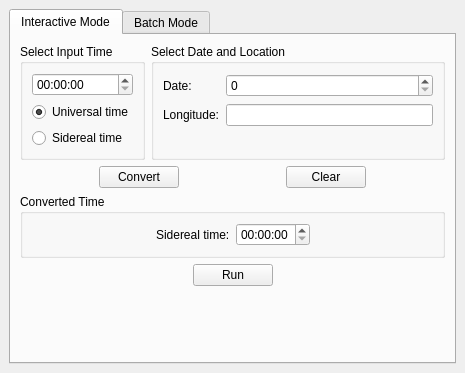
KDE/kstars, file kstars/tools/modcalcsidtime.ui: the form before one commit.
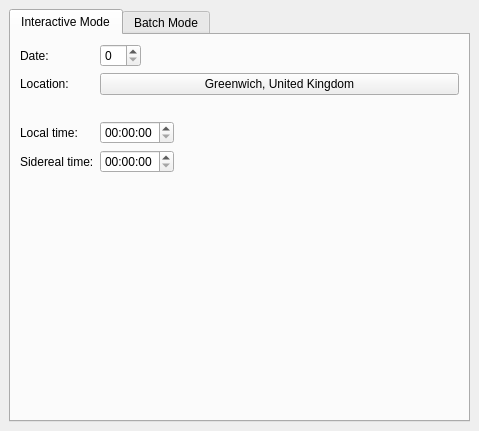
The form after the commit. Custom widgets are drawn as their Qt base class.

Commit message: First commit of a simplified calculator module: the Sidereal time module.  The major change is that there's no "Compute" or "Clear" buttons anymore; changing any of the data fields automatically updates the output data field.  In the case of this module, you can actually modify either the Local time or Sidereal time, and it will adjust the other one to match.

What changed in the file:
```diff
--- a/kstars/tools/modcalcsidtime.ui
+++ b/kstars/tools/modcalcsidtime.ui
@@ -5,8 +5,8 @@
    <rect>
     <x>0</x>
     <y>0</y>
-    <width>465</width>
-    <height>373</height>
+    <width>479</width>
+    <height>431</height>
    </rect>
   </property>
   <property name="windowTitle" >
@@ -36,261 +36,105 @@
         <number>6</number>
        </property>
        <item>
-        <layout class="QHBoxLayout" >
+        <layout class="QGridLayout" >
          <property name="margin" >
           <number>0</number>
          </property>
          <property name="spacing" >
           <number>6</number>
          </property>
-         <item>
-          <widget class="QGroupBox" name="groupBox" >
-           <property name="title" >
-            <string>Select Input Time</string>
-           </property>
-           <layout class="QVBoxLayout" >
-            <property name="margin" >
-             <number>9</number>
-            </property>
-            <property name="spacing" >
-             <number>6</number>
-            </property>
-            <item>
-             <widget class="QTimeEdit" name="InputTimeBox" />
-            </item>
-            <item>
-             <widget class="QRadioButton" name="UTRadio" >
-              <property name="text" >
-               <string>Universal time</string>
-              </property>
-              <property name="checked" >
-               <bool>true</bool>
-              </property>
-             </widget>
-            </item>
-            <item>
-             <widget class="QRadioButton" name="StRadio" >
-              <property name="text" >
-               <string>Sidereal time</string>
-              </property>
-             </widget>
-            </item>
-           </layout>
-          </widget>
-         </item>
-         <item>
-          <widget class="QGroupBox" name="groupBox_2" >
-           <property name="title" >
-            <string>Select Date and Location</string>
-           </property>
-           <layout class="QGridLayout" >
-            <property name="margin" >
-             <number>9</number>
-            </property>
-            <property name="spacing" >
-             <number>6</number>
-            </property>
-            <item row="2" column="1" >
-             <spacer>
-              <property name="orientation" >
-               <enum>Qt::Horizontal</enum>
-              </property>
-              <property name="sizeHint" >
-               <size>
-                <width>40</width>
-                <height>20</height>
-               </size>
-              </property>
-             </spacer>
-            </item>
-            <item row="1" column="0" >
-             <widget class="QLabel" name="label" >
-              <property name="text" >
-               <string>Longitude:</string>
-              </property>
-             </widget>
-            </item>
-            <item row="0" column="0" >
-             <widget class="QLabel" name="label_2" >
-              <property name="text" >
-               <string>Date:</string>
-              </property>
-             </widget>
-            </item>
-            <item row="1" column="1" >
-             <widget class="dmsBox" name="LongitudeBox" />
-            </item>
-            <item row="0" column="1" >
-             <widget class="ExtDateEdit" name="DateBox" />
-            </item>
-           </layout>
-          </widget>
-         </item>
-        </layout>
-       </item>
-       <item>
-        <layout class="QHBoxLayout" >
-         <property name="margin" >
-          <number>0</number>
-         </property>
-         <property name="spacing" >
-          <number>6</number>
-         </property>
-         <item>
+         <item row="2" column="0" colspan="3" >
           <spacer>
            <property name="orientation" >
             <enum>Qt::Horizontal</enum>
            </property>
-           <property name="sizeType" >
-            <enum>QSizePolicy::Expanding</enum>
-           </property>
            <property name="sizeHint" >
             <size>
-             <width>41</width>
-             <height>21</height>
+             <width>391</width>
+             <height>20</height>
             </size>
            </property>
           </spacer>
          </item>
-         <item>
-          <widget class="KPushButton" name="Compute" >
-           <property name="text" >
-            <string>Convert</string>
-           </property>
-          </widget>
-         </item>
-         <item>
+         <item rowspan="2" row="3" column="2" >
           <spacer>
            <property name="orientation" >
             <enum>Qt::Horizontal</enum>
            </property>
-           <property name="sizeType" >
-            <enum>QSizePolicy::Expanding</enum>
-           </property>
            <property name="sizeHint" >
             <size>
-             <width>101</width>
-             <height>21</height>
+             <width>40</width>
+             <height>20</height>
             </size>
            </property>
           </spacer>
          </item>
-         <item>
-          <widget class="KPushButton" name="Clear" >
+         <item row="1" column="1" colspan="2" >
+          <widget class="KPushButton" name="LocationButton" >
            <property name="text" >
-            <string>Clear</string>
+            <string>Greenwich, United Kingdom</string>
            </property>
           </widget>
          </item>
-         <item>
-          <spacer>
-           <property name="orientation" >
-            <enum>Qt::Horizontal</enum>
+         <item row="0" column="0" >
+          <widget class="QLabel" name="DateLabel" >
+           <property name="text" >
+            <string>Date:</string>
            </property>
-           <property name="sizeType" >
-            <enum>QSizePolicy::Expanding</enum>
-           </property>
-           <property name="sizeHint" >
-            <size>
-             <width>41</width>
-             <height>20</height>
-            </size>
-           </property>
-          </spacer>
+          </widget>
          </item>
-        </layout>
-       </item>
-       <item>
-        <widget class="QGroupBox" name="groupBox_3" >
-         <property name="title" >
-          <string>Converted Time</string>
-         </property>
-         <layout class="QHBoxLayout" >
-          <property name="margin" >
-           <number>9</number>
-          </property>
-          <property name="spacing" >
-           <number>6</number>
-          </property>
-          <item>
-           <spacer>
-            <property name="orientation" >
-             <enum>Qt::Horizontal</enum>
-            </property>
-            <property name="sizeHint" >
-             <size>
-              <width>40</width>
-              <height>20</height>
-             </size>
-            </property>
-           </spacer>
-          </item>
-          <item>
-           <widget class="QLabel" name="OutputTimeLabel" >
-            <property name="text" >
-             <string>Sidereal time:</string>
-            </property>
-           </widget>
-          </item>
-          <item>
-           <widget class="QTimeEdit" name="OutputTimeBox" />
-          </item>
-          <item>
-           <spacer>
-            <property name="orientation" >
-             <enum>Qt::Horizontal</enum>
-            </property>
-            <property name="sizeHint" >
-             <size>
-              <width>40</width>
-              <height>20</height>
-             </size>
-            </property>
-           </spacer>
-          </item>
-         </layout>
-        </widget>
-       </item>
-       <item>
-        <layout class="QHBoxLayout" >
-         <property name="margin" >
-          <number>0</number>
-         </property>
-         <property name="spacing" >
-          <number>6</number>
-         </property>
-         <item>
-          <spacer>
-           <property name="orientation" >
-            <enum>Qt::Horizontal</enum>
+         <item row="4" column="1" >
+          <widget class="QTimeEdit" name="ST" />
+         </item>
+         <item row="3" column="1" >
+          <widget class="QTimeEdit" name="LT" />
+         </item>
+         <item row="4" column="0" >
+          <widget class="QLabel" name="SiderealTimeLabel" >
+           <property name="text" >
+            <string>Sidereal time:</string>
            </property>
-           <property name="sizeHint" >
-            <size>
-             <width>40</width>
-             <height>20</height>
-            </size>
-           </property>
-          </spacer>
+          </widget>
          </item>
-         <item>
-          <widget class="KPushButton" name="RunButtonBatch" >
+         <item row="3" column="0" >
+          <widget class="QLabel" name="LocalTimeLabel" >
            <property name="text" >
-            <string>Run</string>
+            <string>Local time:</string>
            </property>
           </widget>
          </item>
-         <item>
-          <spacer>
-           <property name="orientation" >
-            <enum>Qt::Horizontal</enum>
+         <item row="0" column="1" colspan="2" >
+          <layout class="QHBoxLayout" >
+           <property name="margin" >
+            <number>0</number>
            </property>
-           <property name="sizeHint" >
-            <size>
-             <width>40</width>
-             <height>20</height>
-            </size>
+           <property name="spacing" >
+            <number>6</number>
            </property>
-          </spacer>
+           <item>
+            <widget class="ExtDateEdit" name="Date" />
+           </item>
+           <item>
+            <spacer>
+             <property name="orientation" >
+              <enum>Qt::Horizontal</enum>
+             </property>
+             <property name="sizeHint" >
+              <size>
+               <width>40</width>
+               <height>20</height>
+              </size>
+             </property>
+            </spacer>
+           </item>
+          </layout>
+         </item>
+         <item row="1" column="0" >
+          <widget class="QLabel" name="LocationLabel" >
+           <property name="text" >
+            <string>Location:</string>
+           </property>
+          </widget>
          </item>
         </layout>
        </item>
@@ -505,6 +349,49 @@
          </layout>
         </widget>
        </item>
+       <item>
+        <layout class="QHBoxLayout" >
+         <property name="margin" >
+          <number>0</number>
+         </property>
+         <property name="spacing" >
+          <number>6</number>
+         </property>
+         <item>
+          <spacer>
+           <property name="orientation" >
+            <enum>Qt::Horizontal</enum>
+           </property>
+           <property name="sizeHint" >
+            <size>
+             <width>40</width>
+             <height>20</height>
+            </size>
+           </property>
+          </spacer>
+         </item>
+         <item>
+          <widget class="KPushButton" name="RunButtonBatch" >
+           <property name="text" >
+            <string>Run</string>
+           </property>
+          </widget>
+         </item>
+         <item>
+          <spacer>
+           <property name="orientation" >
+            <enum>Qt::Horizontal</enum>
+           </property>
+           <property name="sizeHint" >
+            <size>
+             <width>40</width>
+             <height>20</height>
+            </size>
+           </property>
+          </spacer>
+         </item>
+        </layout>
+       </item>
        <item>
         <spacer>
          <property name="orientation" >
@@ -526,25 +413,25 @@
  </widget>
  <customwidgets>
   <customwidget>
-   <class>KUrlRequester</class>
-   <extends>QFrame</extends>
-   <header>kurlrequester.h</header>
+   <class>KPushButton</class>
+   <extends>QPushButton</extends>
+   <header>kpushbutton.h</header>
   </customwidget>
   <customwidget>
    <class>KLineEdit</class>
    <extends>QLineEdit</extends>
    <header>klineedit.h</header>
   </customwidget>
+  <customwidget>
+   <class>KUrlRequester</class>
+   <extends>QFrame</extends>
+   <header>kurlrequester.h</header>
+  </customwidget>
   <customwidget>
    <class>ExtDateEdit</class>
    <extends>QSpinBox</extends>
    <header>extdatetimeedit.h</header>
   </customwidget>
-  <customwidget>
-   <class>KPushButton</class>
-   <extends>QPushButton</extends>
-   <header>kpushbutton.h</header>
-  </customwidget>
   <customwidget>
    <class>dmsBox</class>
    <extends>KLineEdit</extends>
```
Left out of the diff: 2 changed lines with no effect on the pictures. The commit also changes 5 other files.
